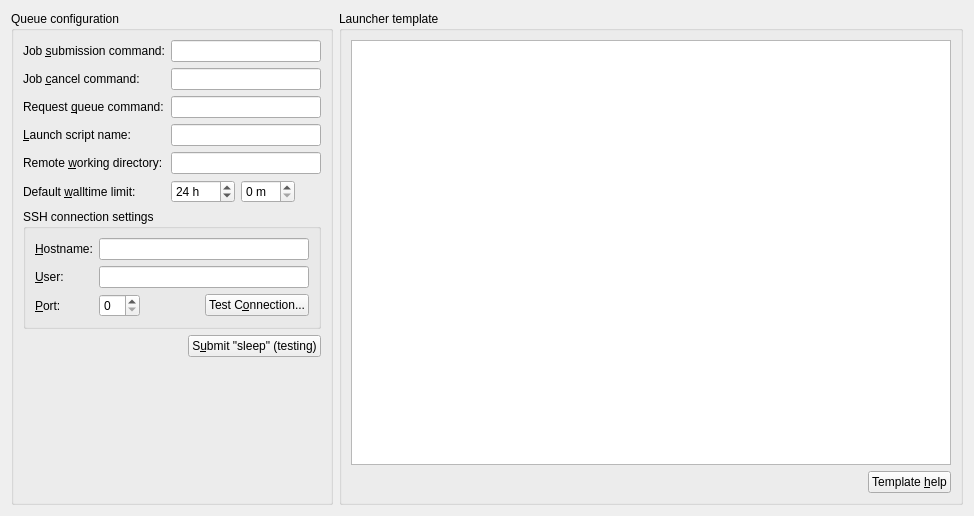
Above: molequeue/ui/remotequeuewidget.ui from OpenChemistry/molequeue before the change. Below: the same form after it.
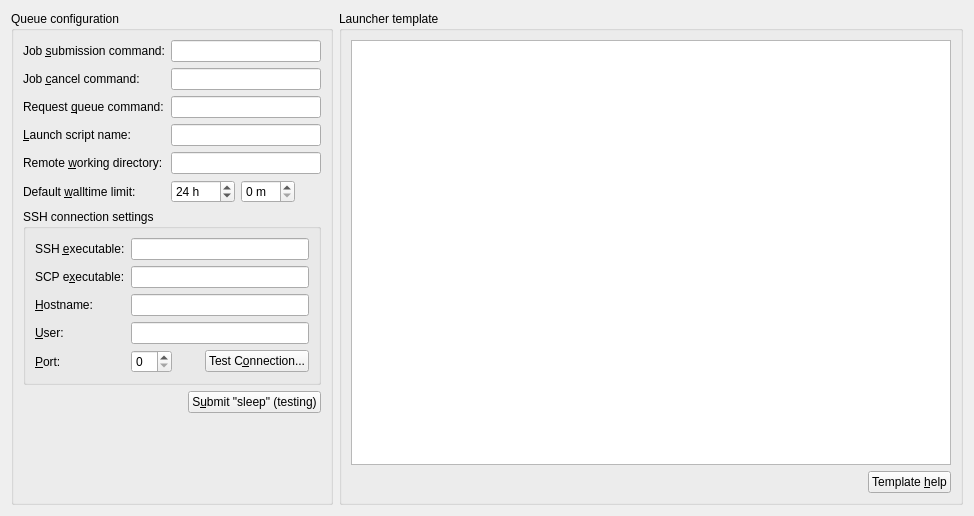
That is the form after the change.

Commit message: Add option to change ssh/scp executables per queue.

Diff of the .ui file:
```diff
--- a/molequeue/ui/remotequeuewidget.ui
+++ b/molequeue/ui/remotequeuewidget.ui
@@ -88,7 +88,7 @@
          <string>SSH connection settings</string>
         </property>
         <layout class="QFormLayout" name="formLayout">
-         <item row="0" column="0">
+         <item row="2" column="0">
           <widget class="QLabel" name="label_4">
            <property name="text">
             <string>&amp;Hostname:</string>
@@ -98,10 +98,10 @@
            </property>
           </widget>
          </item>
-         <item row="0" column="1">
+         <item row="2" column="1">
           <widget class="QLineEdit" name="edit_hostName"/>
          </item>
-         <item row="1" column="0">
+         <item row="3" column="0">
           <widget class="QLabel" name="label_6">
            <property name="text">
             <string>&amp;User:</string>
@@ -111,10 +111,10 @@
            </property>
           </widget>
          </item>
-         <item row="1" column="1">
+         <item row="3" column="1">
           <widget class="QLineEdit" name="edit_userName"/>
          </item>
-         <item row="2" column="0">
+         <item row="4" column="0">
           <widget class="QLabel" name="label_9">
            <property name="text">
             <string>&amp;Port:</string>
@@ -124,7 +124,7 @@
            </property>
           </widget>
          </item>
-         <item row="2" column="1">
+         <item row="4" column="1">
           <layout class="QHBoxLayout" name="horizontalLayout">
            <item>
             <widget class="QSpinBox" name="spin_sshPort"/>
@@ -151,6 +151,32 @@
            </item>
           </layout>
          </item>
+         <item row="0" column="0">
+          <widget class="QLabel" name="label">
+           <property name="text">
+            <string>SSH &amp;executable:</string>
+           </property>
+           <property name="buddy">
+            <cstring>sshExecutableEdit</cstring>
+           </property>
+          </widget>
+         </item>
+         <item row="1" column="0">
+          <widget class="QLabel" name="label_2">
+           <property name="text">
+            <string>SCP e&amp;xecutable:</string>
+           </property>
+           <property name="buddy">
+            <cstring>scpExecutableEdit</cstring>
+           </property>
+          </widget>
+         </item>
+         <item row="0" column="1">
+          <widget class="QLineEdit" name="sshExecutableEdit"/>
+         </item>
+         <item row="1" column="1">
+          <widget class="QLineEdit" name="scpExecutableEdit"/>
+         </item>
         </layout>
        </widget>
       </item>
```
Left out of the diff: 3 changed lines with no effect on the pictures. The commit also changes 3 other files.
